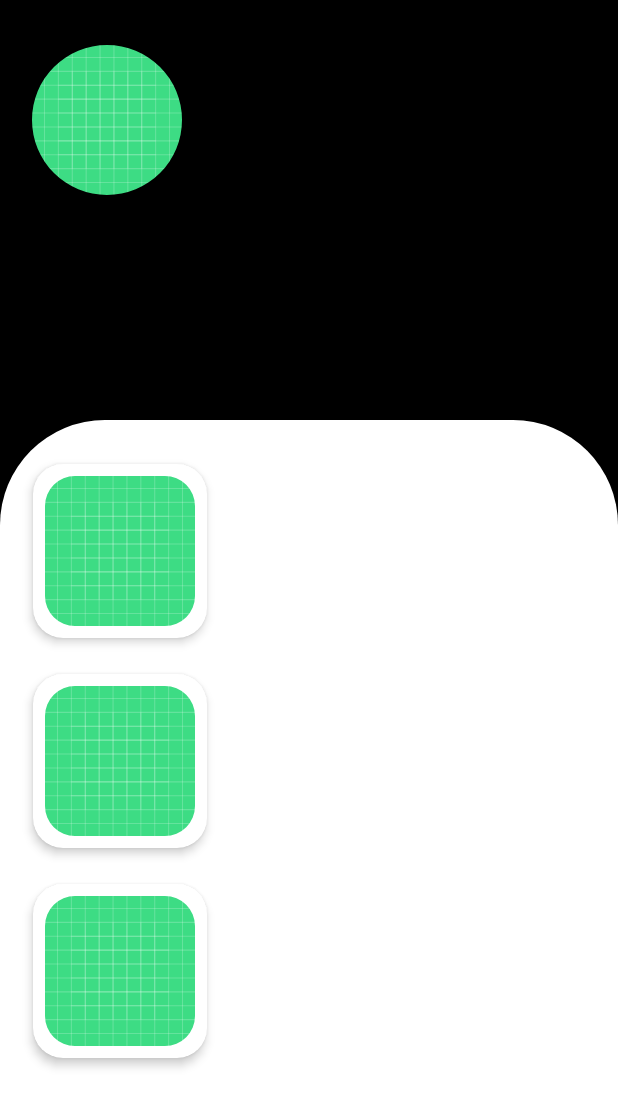
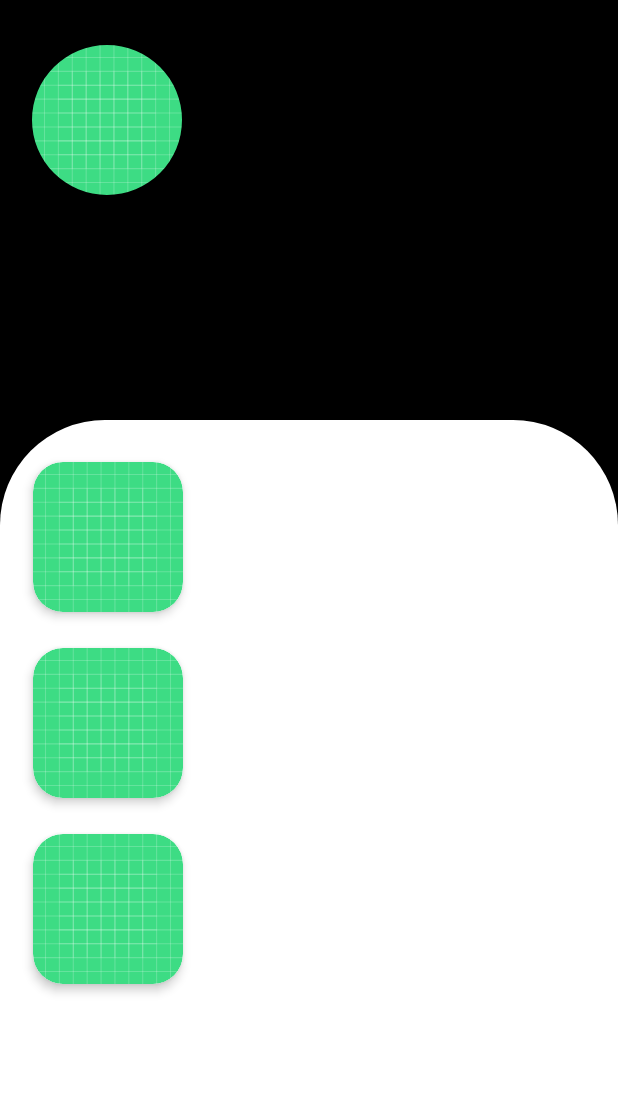
Before and after one commit to Anacon6a/Abyss, an Android app: the layout fragment_profile.xml on its own in the app's theme, with its tools: preview values and no code run, on a phone screen of 412 x 824 dp. Shown: the top 1107 px of the screen. Run offline under Robolectric (Android 15) with nearby library versions, the phone set to English and light mode, and no system bars.

Commit message:
addphoto2

```diff
--- a/app/src/main/java/com/example/abyss/extensions/FirebaseEventsExt.kt
+++ b/app/src/main/java/com/example/abyss/extensions/FirebaseEventsExt.kt
@@ -1,6 +1,5 @@
 package com.example.abyss.model.repository
 
-import com.example.abyss.model.data.entity.PostData
 import com.google.firebase.FirebaseException
 import com.google.firebase.database.*
 import kotlinx.coroutines.ExperimentalCoroutinesApi
--- a/app/src/main/java/com/example/abyss/model/data/entity/PostData.kt
+++ b/app/src/main/java/com/example/abyss/model/data/PostData.kt
@@ -1,4 +1,4 @@
-package com.example.abyss.model.data.entity
+package com.example.abyss.model.data
 
 import java.sql.Timestamp
 
@@ -6,4 +6,6 @@ data class PostData(
     val imageUrl: String? = null,
     val text: String? = null,
     val date: Timestamp? = null,
+    var id: String? = null,
+//    val uid: String? = null,
 )
--- a/app/src/main/java/com/example/abyss/model/data/entity/UserData.kt
+++ b/app/src/main/java/com/example/abyss/model/data/UserData.kt
@@ -1,4 +1,4 @@
-package com.example.abyss.model.data.entity
+package com.example.abyss.model.data
 
 data class UserData(
     val userName: String? = null,
--- a/app/src/main/java/com/example/abyss/model/repository/post/PostRepository.kt
+++ b/app/src/main/java/com/example/abyss/model/repository/post/PostRepository.kt
@@ -1,12 +1,11 @@
 package com.example.abyss.model.repository.post
 
 import android.net.Uri
-import com.example.abyss.model.State
-import com.example.abyss.model.data.entity.PostData
+import com.example.abyss.model.data.PostData
 import kotlinx.coroutines.flow.Flow
 
 interface PostRepository {
-    suspend fun CreatePost(post:PostData)
+    suspend fun CreatePost(post: PostData)
     suspend fun AddPostImageInStorage(imageUri: Uri): Flow<String>
     suspend fun GetPostForProfile(): List<PostData>?
 
--- a/app/src/main/java/com/example/abyss/model/repository/user/UserRepository.kt
+++ b/app/src/main/java/com/example/abyss/model/repository/user/UserRepository.kt
@@ -1,8 +1,7 @@
 package com.example.abyss.model.repository.user
 
 import com.example.abyss.model.State
-import com.example.abyss.model.data.entity.UserData
-import com.google.firebase.firestore.DocumentReference
+import com.example.abyss.model.data.UserData
 import kotlinx.coroutines.flow.Flow
 
 interface UserRepository {
--- a/app/src/main/java/com/example/abyss/ui/auth/registration/RegistrationViewModel.kt
+++ b/app/src/main/java/com/example/abyss/ui/auth/registration/RegistrationViewModel.kt
@@ -4,7 +4,7 @@ import androidx.lifecycle.LiveData
 import androidx.lifecycle.MutableLiveData
 import androidx.lifecycle.ViewModel
 import androidx.lifecycle.viewModelScope
-import com.example.abyss.model.data.entity.UserData
+import com.example.abyss.model.data.UserData
 import com.example.abyss.model.repository.auth.AuthRepository
 import com.example.abyss.model.repository.user.UserRepository
 import io.reactivex.rxjava3.disposables.CompositeDisposable
--- a/app/src/main/res/layout/fragment_profile.xml
+++ b/app/src/main/res/layout/fragment_profile.xml
@@ -85,21 +85,12 @@
                 android:layout_height="match_parent"
                 android:padding="12dp"
                 tools:listitem="@layout/post_for_profile_item"
-                android:layout_marginTop="5dp"
+                android:layout_marginTop="4dp"
+
                 app:layout_constraintBottom_toBottomOf="parent"
                 app:layout_constraintEnd_toEndOf="parent"
                 app:layout_constraintStart_toStartOf="parent"
                 app:layout_constraintTop_toTopOf="parent" />
-
-<!--            <ImageView-->
-<!--                android:id="@+id/image_view_post"-->
-<!--                android:layout_width="134dp"-->
-<!--                android:layout_height="143dp"-->
-<!--                android:layout_marginStart="44dp"-->
-<!--                android:layout_marginTop="44dp"-->
-<!--                app:layout_constraintBottom_toBottomOf="parent"-->
-<!--                app:layout_constraintStart_toStartOf="parent"-->
-<!--                app:layout_constraintTop_toTopOf="parent" />-->
 
         </androidx.constraintlayout.widget.ConstraintLayout>
 
--- a/app/src/main/res/layout/post_for_profile_item.xml
+++ b/app/src/main/res/layout/post_for_profile_item.xml
@@ -1,7 +1,16 @@
 <?xml version="1.0" encoding="utf-8"?>
-<androidx.cardview.widget.CardView
+<layout
     xmlns:android="http://schemas.android.com/apk/res/android"
     xmlns:app="http://schemas.android.com/apk/res-auto"
+    xmlns:tools="http://schemas.android.com/tools">
+
+    <data class="PostDataBinding">
+        <variable
+            name="post"
+            type="com.example.abyss.model.data.PostData" />
+    </data>
+
+<androidx.cardview.widget.CardView
     android:layout_width="wrap_content"
     android:layout_height="wrap_content"
     app:cardCornerRadius="20dp"
@@ -10,18 +19,23 @@
     app:cardUseCompatPadding="true"
     android:layout_margin="0dp">
 
-    <RelativeLayout
+    <androidx.constraintlayout.widget.ConstraintLayout
         android:layout_width="match_parent"
-        android:layout_height="wrap_content"
-        android:padding="8dp">
+        android:layout_height="match_parent"
+        android:id="@+id/product_container">
 
         <com.google.android.material.imageview.ShapeableImageView
             android:id="@+id/icons_image"
             android:layout_width="100dp"
             android:layout_height="100dp"
+            app:layout_constraintBottom_toBottomOf="parent"
+            app:layout_constraintEnd_toEndOf="parent"
+            app:layout_constraintStart_toStartOf="parent"
+            app:layout_constraintTop_toTopOf="parent"
             app:shapeAppearanceOverlay="@style/ShapeAppearanceOverlay.DifferentCornerSize."
             app:srcCompat="@drawable/ic_launcher_background" />
 
 
-    </RelativeLayout>
+    </androidx.constraintlayout.widget.ConstraintLayout>
 </androidx.cardview.widget.CardView>
+</layout>
```
Also changed, not shown: app/src/main/java/com/example/abyss/AbyssApplication.kt (+7 -3 lines), app/src/main/java/com/example/abyss/adapters/PostPagingAdapter.kt (added, +45 -0 lines), app/src/main/java/com/example/abyss/adapters/ProfilePostsRecyclerViewAdapter.kt (deleted, +0 -38 lines), app/src/main/java/com/example/abyss/model/pagingsource/PostForProfileFirestorePagingSource.kt (+28 -5 lines), app/src/main/java/com/example/abyss/model/repository/post/PostRepositoryFirestore.kt (+18 -19 lines), app/src/main/java/com/example/abyss/model/repository/user/UserRepositoryFirestore.kt (+1 -6 lines), app/src/main/java/com/example/abyss/ui/posts/AddPostViewModel.kt (+12 -13 lines), app/src/main/java/com/example/abyss/ui/profile/ProfileFragment.kt (+27 -10 lines), app/src/main/java/com/example/abyss/ui/profile/ProfileViewModel.kt (+26 -7 lines).
